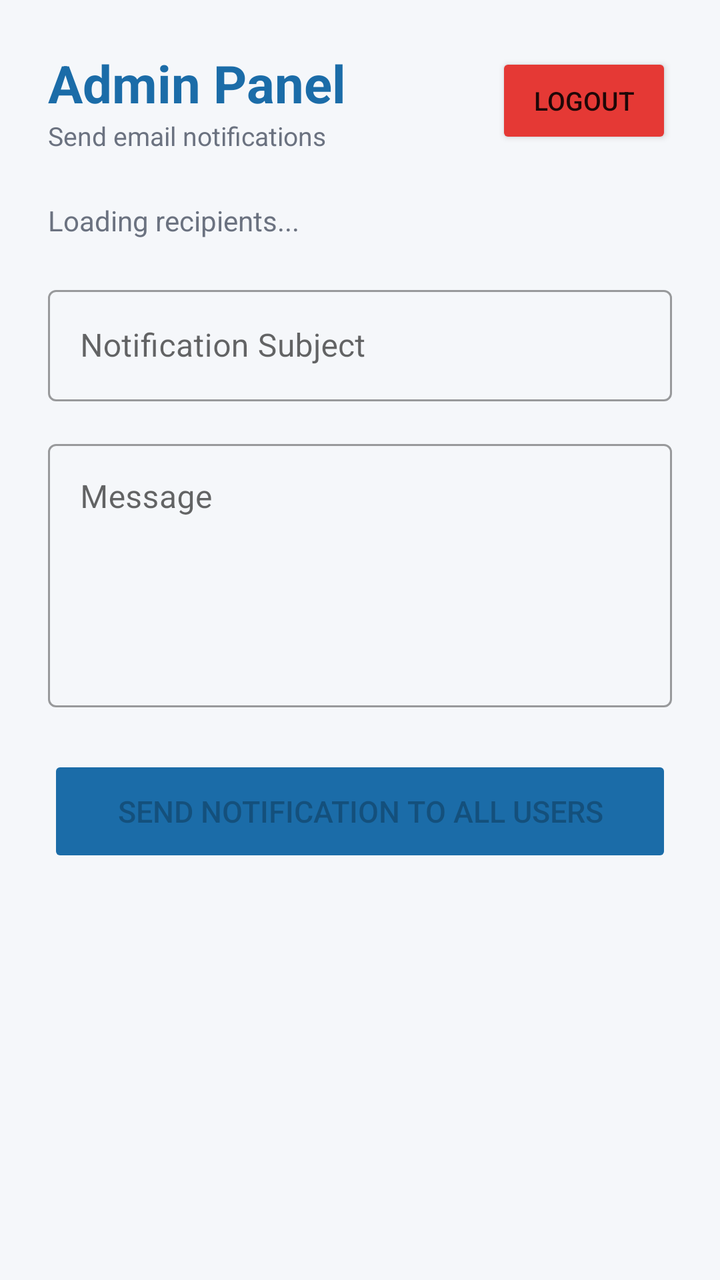
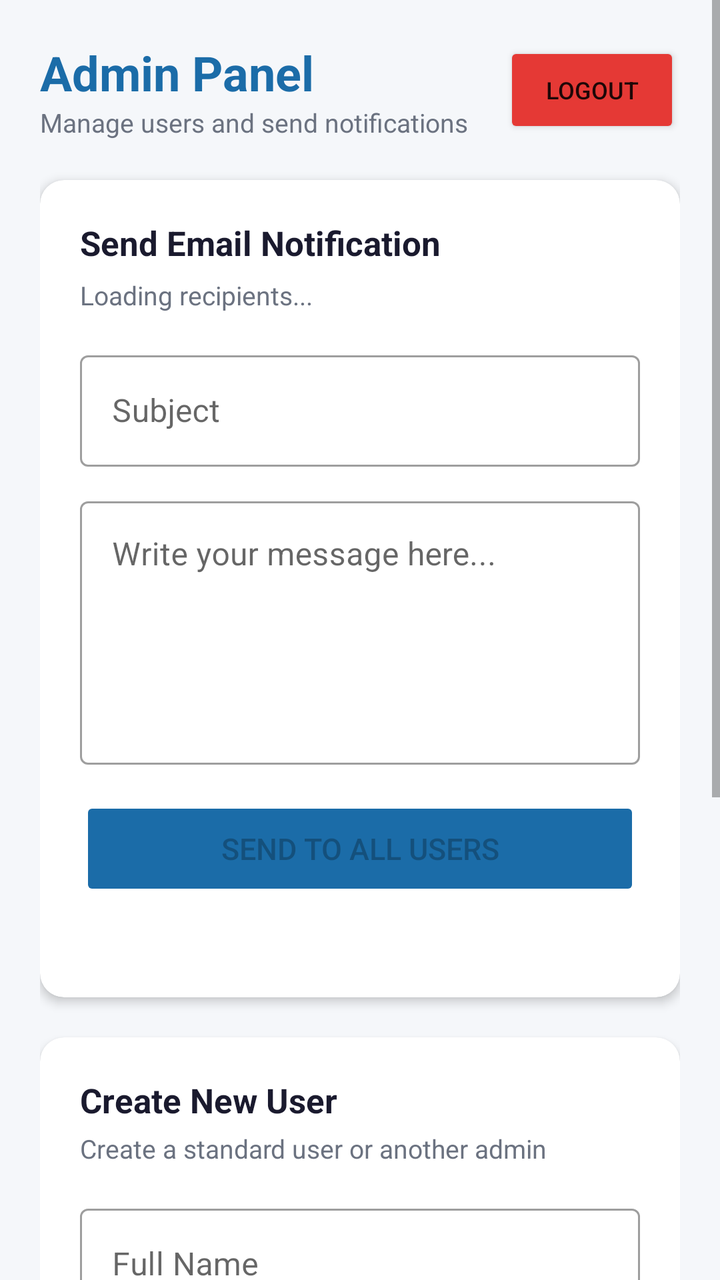

Before-and-after screenshots of an Android layout around one commit, followed by the original layout XML and the change that was made.
<!-- AndroidManifest.xml: application theme Theme.LakpuraApp -->
<!-- res/layout/activity_admin.xml -->
<?xml version="1.0" encoding="utf-8"?>
<ScrollView xmlns:android="http://schemas.android.com/apk/res/android"
    xmlns:app="http://schemas.android.com/apk/res-auto"
    android:layout_width="match_parent"
    android:layout_height="match_parent"
    android:background="@color/background"
    android:fillViewport="true">

    <LinearLayout
        android:layout_width="match_parent"
        android:layout_height="wrap_content"
        android:orientation="vertical"
        android:padding="24dp">

        
        <LinearLayout
            android:layout_width="match_parent"
            android:layout_height="wrap_content"
            android:orientation="horizontal"
            android:gravity="center_vertical"
            android:layout_marginBottom="24dp">

            <LinearLayout
                android:layout_width="0dp"
                android:layout_height="wrap_content"
                android:layout_weight="1"
                android:orientation="vertical">

                <TextView
                    android:layout_width="wrap_content"
                    android:layout_height="wrap_content"
                    android:text="Admin Panel"
                    android:textSize="26sp"
                    android:textStyle="bold"
                    android:textColor="@color/primary"/>

                <TextView
                    android:layout_width="wrap_content"
                    android:layout_height="wrap_content"
                    android:text="Send email notifications"
                    android:textSize="13sp"
                    android:textColor="@color/text_secondary"/>
            </LinearLayout>

            <Button
                android:id="@+id/btnLogout"
                android:layout_width="wrap_content"
                android:layout_height="wrap_content"
                android:text="Logout"
                android:textSize="13sp"
                android:backgroundTint="@color/error"/>
        </LinearLayout>

        
        <TextView
            android:id="@+id/tvRecipientCount"
            android:layout_width="wrap_content"
            android:layout_height="wrap_content"
            android:text="Loading recipients..."
            android:textSize="14sp"
            android:textColor="@color/text_secondary"
            android:layout_marginBottom="20dp"/>

        
        <com.google.android.material.textfield.TextInputLayout
            android:layout_width="match_parent"
            android:layout_height="wrap_content"
            android:hint="Notification Subject"
            style="@style/Widget.MaterialComponents.TextInputLayout.OutlinedBox"
            android:layout_marginBottom="16dp">

            <com.google.android.material.textfield.TextInputEditText
                android:id="@+id/etSubject"
                android:layout_width="match_parent"
                android:layout_height="wrap_content"
                android:inputType="text"
                android:imeOptions="actionNext"/>
        </com.google.android.material.textfield.TextInputLayout>

        
        <com.google.android.material.textfield.TextInputLayout
            android:layout_width="match_parent"
            android:layout_height="wrap_content"
            android:hint="Message"
            style="@style/Widget.MaterialComponents.TextInputLayout.OutlinedBox"
            android:layout_marginBottom="24dp">

            <com.google.android.material.textfield.TextInputEditText
                android:id="@+id/etMessage"
                android:layout_width="match_parent"
                android:layout_height="wrap_content"
                android:inputType="textMultiLine"
                android:minLines="5"
                android:gravity="top"/>
        </com.google.android.material.textfield.TextInputLayout>

        <ProgressBar
            android:id="@+id/progressBar"
            android:layout_width="wrap_content"
            android:layout_height="wrap_content"
            android:visibility="gone"
            android:layout_gravity="center"
            android:layout_marginBottom="8dp"/>

        <Button
            android:id="@+id/btnSend"
            android:layout_width="match_parent"
            android:layout_height="56dp"
            android:text="Send Notification to All Users"
            android:textSize="15sp"
            android:backgroundTint="@color/primary"
            android:enabled="false"
            android:layout_marginBottom="20dp"/>

        
        <TextView
            android:id="@+id/tvSentLog"
            android:layout_width="wrap_content"
            android:layout_height="wrap_content"
            android:text=""
            android:textSize="13sp"
            android:textColor="@color/text_secondary"
            android:fontFamily="monospace"/>

    </LinearLayout>
</ScrollView>
<!-- resources referenced by this layout -->
<resources>
  <color name="background">#F5F7FA</color>
  <color name="error">#E53935</color>
  <color name="primary">#1B6CA8</color>
  <color name="text_secondary">#6B7280</color>
  <style name="Theme.LakpuraApp" parent="Theme.MaterialComponents.Light.NoActionBar">
          <item name="colorPrimary">@color/primary</item>
          <item name="colorPrimaryDark">@color/primary_dark</item>
          <item name="colorAccent">@color/primary</item>
          <item name="android:windowBackground">@color/background</item>
      </style>
  <color name="primary_dark">#154E80</color>
</resources>

<!-- the commit's change to res/layout/activity_admin.xml (unified diff, before → after) -->
@@ -10,7 +10,7 @@
         android:layout_width="match_parent"
         android:layout_height="wrap_content"
         android:orientation="vertical"
-        android:padding="24dp">
+        android:padding="20dp">
 
         
         <LinearLayout
@@ -18,7 +18,7 @@
             android:layout_height="wrap_content"
             android:orientation="horizontal"
             android:gravity="center_vertical"
-            android:layout_marginBottom="24dp">
+            android:layout_marginBottom="20dp">
 
             <LinearLayout
                 android:layout_width="0dp"
@@ -30,14 +30,14 @@
                     android:layout_width="wrap_content"
                     android:layout_height="wrap_content"
                     android:text="Admin Panel"
-                    android:textSize="26sp"
+                    android:textSize="24sp"
                     android:textStyle="bold"
                     android:textColor="@color/primary"/>
 
                 <TextView
                     android:layout_width="wrap_content"
                     android:layout_height="wrap_content"
-                    android:text="Send email notifications"
+                    android:text="Manage users and send notifications"
                     android:textSize="13sp"
                     android:textColor="@color/text_secondary"/>
             </LinearLayout>
@@ -47,80 +47,242 @@
                 android:layout_width="wrap_content"
                 android:layout_height="wrap_content"
                 android:text="Logout"
-                android:textSize="13sp"
+                android:textSize="12sp"
                 android:backgroundTint="@color/error"/>
         </LinearLayout>
 
         
-        <TextView
-            android:id="@+id/tvRecipientCount"
-            android:layout_width="wrap_content"
-            android:layout_height="wrap_content"
-            android:text="Loading recipients..."
-            android:textSize="14sp"
-            android:textColor="@color/text_secondary"
-            android:layout_marginBottom="20dp"/>
-
-        
-        <com.google.android.material.textfield.TextInputLayout
+        <androidx.cardview.widget.CardView
             android:layout_width="match_parent"
             android:layout_height="wrap_content"
-            android:hint="Notification Subject"
-            style="@style/Widget.MaterialComponents.TextInputLayout.OutlinedBox"
-            android:layout_marginBottom="16dp">
-
-            <com.google.android.material.textfield.TextInputEditText
-                android:id="@+id/etSubject"
+            android:layout_marginBottom="20dp"
+            app:cardCornerRadius="12dp"
+            app:cardElevation="3dp"
+            app:cardBackgroundColor="@color/surface">
+
+            <LinearLayout
                 android:layout_width="match_parent"
                 android:layout_height="wrap_content"
-                android:inputType="text"
-                android:imeOptions="actionNext"/>
-        </com.google.android.material.textfield.TextInputLayout>
+                android:orientation="vertical"
+                android:padding="20dp">
+
+                <TextView
+                    android:layout_width="wrap_content"
+                    android:layout_height="wrap_content"
+                    android:text="Send Email Notification"
+                    android:textSize="17sp"
+                    android:textStyle="bold"
+                    android:textColor="@color/text_primary"
+                    android:layout_marginBottom="6dp"/>
+
+                <TextView
+                    android:id="@+id/tvRecipientCount"
+                    android:layout_width="wrap_content"
+                    android:layout_height="wrap_content"
+                    android:text="Loading recipients..."
+                    android:textSize="13sp"
+                    android:textColor="@color/text_secondary"
+                    android:layout_marginBottom="16dp"/>
+
+                <com.google.android.material.textfield.TextInputLayout
+                    android:layout_width="match_parent"
+                    android:layout_height="wrap_content"
+                    android:hint="Subject"
+                    style="@style/Widget.MaterialComponents.TextInputLayout.OutlinedBox"
+                    android:layout_marginBottom="12dp">
+
+                    <com.google.android.material.textfield.TextInputEditText
+                        android:id="@+id/etSubject"
+                        android:layout_width="match_parent"
+                        android:layout_height="wrap_content"
+                        android:inputType="text"
+                        android:imeOptions="actionNext"/>
+                </com.google.android.material.textfield.TextInputLayout>
+
+                <com.google.android.material.textfield.TextInputLayout
+                    android:layout_width="match_parent"
+                    android:layout_height="wrap_content"
+                    android:hint="Write your message here..."
+                    style="@style/Widget.MaterialComponents.TextInputLayout.OutlinedBox"
+                    android:layout_marginBottom="16dp">
+
+                    <com.google.android.material.textfield.TextInputEditText
+                        android:id="@+id/etMessage"
+                        android:layout_width="match_parent"
+                        android:layout_height="wrap_content"
+                        android:inputType="textMultiLine"
+                        android:minLines="5"
+                        android:maxLines="12"
+                        android:gravity="top|start"
+                        android:scrollbars="vertical"/>
+                </com.google.android.material.textfield.TextInputLayout>
+
+                <ProgressBar
+                    android:id="@+id/progressBarNotif"
+                    android:layout_width="wrap_content"
+                    android:layout_height="wrap_content"
+                    android:visibility="gone"
+                    android:layout_gravity="center"
+                    android:layout_marginBottom="8dp"/>
+
+                <Button
+                    android:id="@+id/btnSend"
+                    android:layout_width="match_parent"
+                    android:layout_height="52dp"
+                    android:text="Send to All Users"
+                    android:textSize="15sp"
+                    android:backgroundTint="@color/primary"
+                    android:enabled="false"
+                    android:layout_marginBottom="12dp"/>
+
+                <TextView
+                    android:id="@+id/tvSentLog"
+                    android:layout_width="wrap_content"
+                    android:layout_height="wrap_content"
+                    android:text=""
+                    android:textSize="12sp"
+                    android:textColor="@color/text_secondary"
+                    android:fontFamily="monospace"/>
+
+            </LinearLayout>
+        </androidx.cardview.widget.CardView>
 
         
-        <com.google.android.material.textfield.TextInputLayout
+        <androidx.cardview.widget.CardView
             android:layout_width="match_parent"
             android:layout_height="wrap_content"
-            android:hint="Message"
-            style="@style/Widget.MaterialComponents.TextInputLayout.OutlinedBox"
-            android:layout_marginBottom="24dp">
-
-            <com.google.android.material.textfield.TextInputEditText
-                android:id="@+id/etMessage"
+            android:layout_marginBottom="20dp"
+            app:cardCornerRadius="12dp"
+            app:cardElevation="3dp"
+            app:cardBackgroundColor="@color/surface">
+
+            <LinearLayout
                 android:layout_width="match_parent"
                 android:layout_height="wrap_content"
-                android:inputType="textMultiLine"
-                android:minLines="5"
-                android:gravity="top"/>
-        </com.google.android.material.textfield.TextInputLayout>
-
-        <ProgressBar
-            android:id="@+id/progressBar"
-            android:layout_width="wrap_content"
-            android:layout_height="wrap_content"
-            android:visibility="gone"
-            android:layout_gravity="center"
-            android:layout_marginBottom="8dp"/>
-
-        <Button
-            android:id="@+id/btnSend"
-            android:layout_width="match_parent"
-            android:layout_height="56dp"
-            android:text="Send Notification to All Users"
-            android:textSize="15sp"
-            android:backgroundTint="@color/primary"
-            android:enabled="false"
-            android:layout_marginBottom="20dp"/>
-
-        
-        <TextView
-            android:id="@+id/tvSentLog"
-            android:layout_width="wrap_content"
-            android:layout_height="wrap_content"
-            android:text=""
-            android:textSize="13sp"
-            android:textColor="@color/text_secondary"
-            android:fontFamily="monospace"/>
+                android:orientation="vertical"
+                android:padding="20dp">
+
+                <TextView
+                    android:layout_width="wrap_content"
+                    android:layout_height="wrap_content"
+                    android:text="Create New User"
+                    android:textSize="17sp"
+                    android:textStyle="bold"
+                    android:textColor="@color/text_primary"
+                    android:layout_marginBottom="4dp"/>
+
+                <TextView
+                    android:layout_width="wrap_content"
+                    android:layout_height="wrap_content"
+                    android:text="Create a standard user or another admin"
+                    android:textSize="13sp"
+                    android:textColor="@color/text_secondary"
+                    android:layout_marginBottom="16dp"/>
+
+                <com.google.android.material.textfield.TextInputLayout
+                    android:layout_width="match_parent"
+                    android:layout_height="wrap_content"
+                    android:hint="Full Name"
+                    style="@style/Widget.MaterialComponents.TextInputLayout.OutlinedBox"
+                    android:layout_marginBottom="12dp">
+
+                    <com.google.android.material.textfield.TextInputEditText
+                        android:id="@+id/etNewFullName"
+                        android:layout_width="match_parent"
+                        android:layout_height="wrap_content"
+                        android:inputType="textPersonName"
+                        android:imeOptions="actionNext"/>
+                </com.google.android.material.textfield.TextInputLayout>
+
+                <com.google.android.material.textfield.TextInputLayout
+                    android:layout_width="match_parent"
+                    android:layout_height="wrap_content"
+                    android:hint="Email Address"
+                    style="@style/Widget.MaterialComponents.TextInputLayout.OutlinedBox"
+                    android:layout_marginBottom="12dp">
+
+                    <com.google.android.material.textfield.TextInputEditText
+                        android:id="@+id/etNewEmail"
+                        android:layout_width="match_parent"
+                        android:layout_height="wrap_content"
+                        android:inputType="textEmailAddress"
+                        android:imeOptions="actionNext"/>
+                </com.google.android.material.textfield.TextInputLayout>
+
+                <com.google.android.material.textfield.TextInputLayout
+                    android:layout_width="match_parent"
+                    android:layout_height="wrap_content"
+                    android:hint="Password (min 6 characters)"
+                    app:passwordToggleEnabled="true"
+                    style="@style/Widget.MaterialComponents.TextInputLayout.OutlinedBox"
+                    android:layout_marginBottom="16dp">
+
+                    <com.google.android.material.textfield.TextInputEditText
+                        android:id="@+id/etNewPassword"
+                        android:layout_width="match_parent"
+                        android:layout_height="wrap_content"
+                        android:inputType="textPassword"
+                        android:imeOptions="actionDone"/>
+                </com.google.android.material.textfield.TextInputLayout>
+
+                
+                <LinearLayout
+                    android:layout_width="match_parent"
+                    android:layout_height="wrap_content"
+                    android:orientation="horizontal"
+                    android:gravity="center_vertical"
+                    android:background="#F0F4FF"
+                    android:padding="14dp"
+                    android:layout_marginBottom="16dp">
+
+                    <CheckBox
+                        android:id="@+id/cbMakeAdmin"
+                        android:layout_width="wrap_content"
+                        android:layout_height="wrap_content"
+                        android:layout_marginEnd="10dp"
+                        android:buttonTint="@color/primary"/>
+
+                    <LinearLayout
+                        android:layout_width="0dp"
+                        android:layout_height="wrap_content"
+                        android:layout_weight="1"
+                        android:orientation="vertical">
+
+                        <TextView
+                            android:layout_width="wrap_content"
+                            android:layout_height="wrap_content"
+                            android:text="Make this user an Admin"
+                            android:textSize="14sp"
+                            android:textStyle="bold"
+                            android:textColor="@color/text_primary"/>
+
+                        <TextView
+                            android:layout_width="wrap_content"
+                            android:layout_height="wrap_content"
+                            android:text="Admin users can create users and send notifications"
+                            android:textSize="12sp"
+                            android:textColor="@color/text_secondary"/>
+                    </LinearLayout>
+                </LinearLayout>
+
+                <ProgressBar
+                    android:id="@+id/progressBarUser"
+                    android:layout_width="wrap_content"
+                    android:layout_height="wrap_content"
+                    android:visibility="gone"
+                    android:layout_gravity="center"
+                    android:layout_marginBottom="8dp"/>
+
+                <Button
+                    android:id="@+id/btnCreateUser"
+                    android:layout_width="match_parent"
+                    android:layout_height="52dp"
+                    android:text="Create User"
+                    android:textSize="15sp"
+                    android:backgroundTint="@color/primary"/>
+
+            </LinearLayout>
+        </androidx.cardview.widget.CardView>
 
     </LinearLayout>
 </ScrollView>
<!-- resource entries referenced after the edit -->
@@ -3,6 +3,8 @@
   <color name="background">#F5F7FA</color>
   <color name="error">#E53935</color>
   <color name="primary">#1B6CA8</color>
+  <color name="surface">#FFFFFF</color>
+  <color name="text_primary">#1A1A2E</color>
   <color name="text_secondary">#6B7280</color>
   <style name="Theme.LakpuraApp" parent="Theme.MaterialComponents.Light.NoActionBar">
           <item name="colorPrimary">@color/primary</item>
